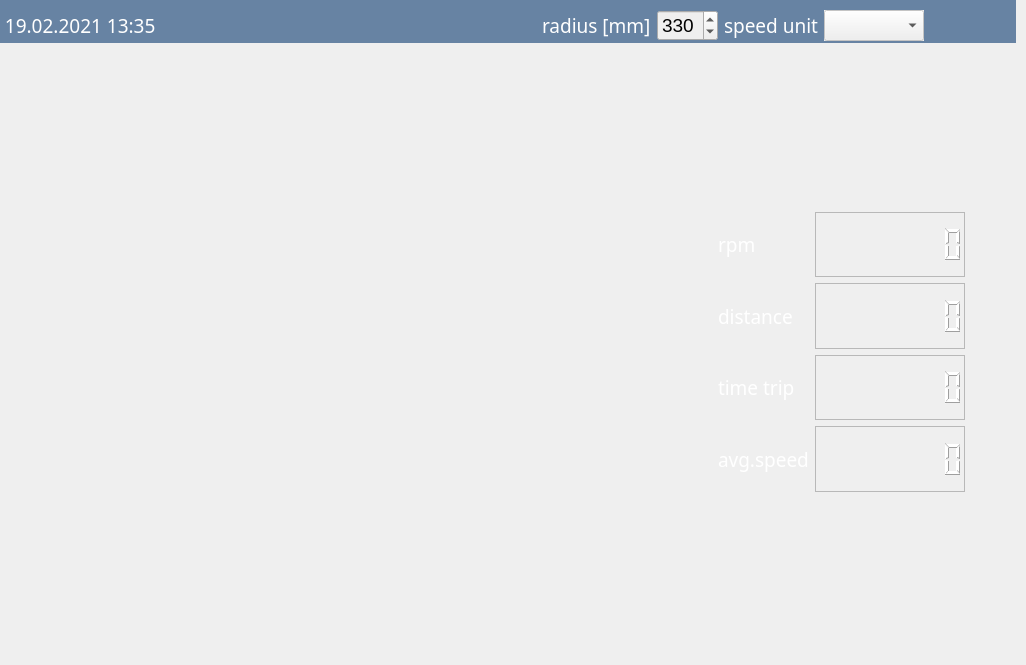
Old version of the form mainwindow.ui in the repository piotrw777/hall_sensor_gui.
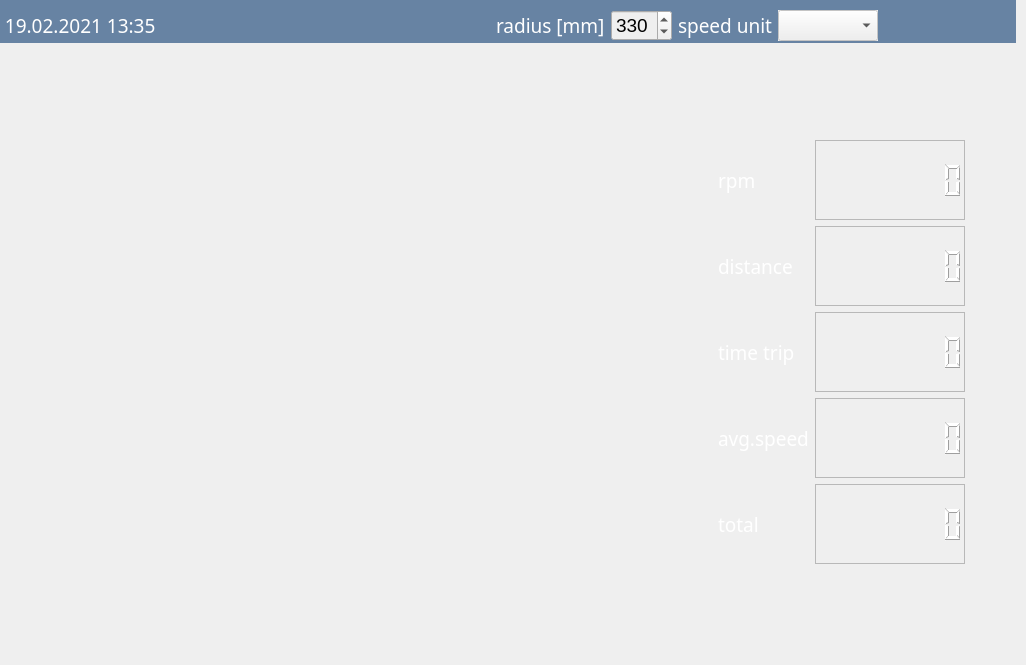
New version of the form. Icons and pictures are not drawn. Custom widgets are drawn as their Qt base class.

What changed in the file:
```diff
--- a/mainwindow.ui
+++ b/mainwindow.ui
@@ -199,6 +199,29 @@
          </property>
         </widget>
        </item>
+       <item>
+        <widget class="QPushButton" name="pushButton_reset_total">
+         <property name="text">
+          <string/>
+         </property>
+         <property name="icon">
+          <iconset resource="resources.qrc">
+           <normaloff>:/images/resources/refresh.png</normaloff>:/images/resources/refresh.png</iconset>
+         </property>
+         <property name="iconSize">
+          <size>
+           <width>40</width>
+           <height>40</height>
+          </size>
+         </property>
+         <property name="default">
+          <bool>true</bool>
+         </property>
+         <property name="flat">
+          <bool>true</bool>
+         </property>
+        </widget>
+       </item>
        <item>
         <widget class="QPushButton" name="pushButton_settings">
          <property name="text">
@@ -343,13 +366,13 @@
            <property name="minimumSize">
             <size>
              <width>150</width>
-             <height>40</height>
+             <height>30</height>
             </size>
            </property>
            <property name="maximumSize">
             <size>
-             <width>150</width>
-             <height>66</height>
+             <width>170</width>
+             <height>80</height>
             </size>
            </property>
            <property name="font">
@@ -407,13 +430,13 @@
            <property name="minimumSize">
             <size>
              <width>150</width>
-             <height>40</height>
+             <height>30</height>
             </size>
            </property>
            <property name="maximumSize">
             <size>
-             <width>150</width>
-             <height>65</height>
+             <width>170</width>
+             <height>80</height>
             </size>
            </property>
            <property name="font">
@@ -486,13 +509,13 @@
            <property name="minimumSize">
             <size>
              <width>150</width>
-             <height>40</height>
+             <height>30</height>
             </size>
            </property>
            <property name="maximumSize">
             <size>
-             <width>150</width>
-             <height>65</height>
+             <width>170</width>
+             <height>80</height>
             </size>
            </property>
            <property name="font">
@@ -545,7 +568,7 @@
            </property>
           </widget>
          </item>
-         <item row="5" column="1">
+         <item row="6" column="1">
           <spacer name="verticalSpacer_3">
            <property name="orientation">
             <enum>Qt::Vertical</enum>
@@ -569,13 +592,13 @@
            <property name="minimumSize">
             <size>
              <width>150</width>
-             <height>40</height>
+             <height>30</height>
             </size>
            </property>
            <property name="maximumSize">
             <size>
-             <width>150</width>
-             <height>66</height>
+             <width>170</width>
+             <height>80</height>
             </size>
            </property>
            <property name="font">
@@ -625,6 +648,55 @@
            </property>
           </widget>
          </item>
+         <item row="5" column="0">
+          <widget class="QLabel" name="label_total_distance">
+           <property name="font">
+            <font>
+             <family>Mongolian Baiti</family>
+             <pointsize>14</pointsize>
+            </font>
+           </property>
+           <property name="text">
+            <string>total</string>
+           </property>
+          </widget>
+         </item>
+         <item row="5" column="1">
+          <widget class="QLCDNumber" name="lcd_total">
+           <property name="sizePolicy">
+            <sizepolicy hsizetype="Preferred" vsizetype="MinimumExpanding">
+             <horstretch>0</horstretch>
+             <verstretch>0</verstretch>
+            </sizepolicy>
+           </property>
+           <property name="minimumSize">
+            <size>
+             <width>150</width>
+             <height>30</height>
+            </size>
+           </property>
+           <property name="maximumSize">
+            <size>
+             <width>170</width>
+             <height>80</height>
+            </size>
+           </property>
+           <property name="font">
+            <font>
+             <pointsize>12</pointsize>
+            </font>
+           </property>
+           <property name="frameShape">
+            <enum>QFrame::StyledPanel</enum>
+           </property>
+           <property name="lineWidth">
+            <number>2</number>
+           </property>
+           <property name="digitCount">
+            <number>8</number>
+           </property>
+          </widget>
+         </item>
         </layout>
        </widget>
       </item>
```
